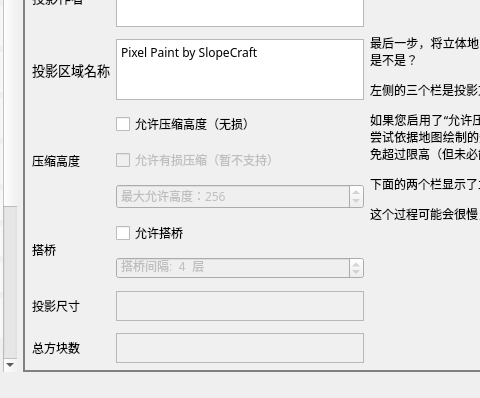
Old version of the form others/mainwindow.ui in the repository SlopeCraft/SlopeCraft; both pictures show x 131 to 611 and y 142 to 540 of the 960 by 540 pixel window.
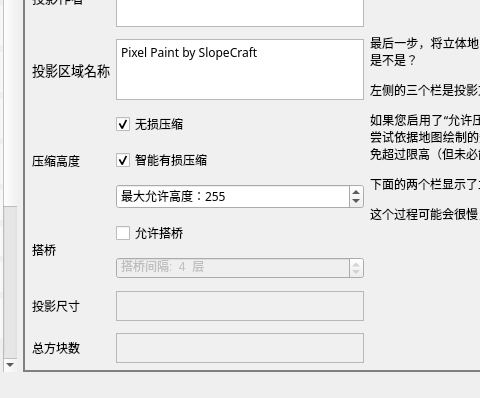
New version of the form. The open tabs and pages were chosen to show the change. Icons and pictures are not drawn.

Commit message: 实现有损压缩对应的ui

Diff of the .ui file:
```diff
--- a/others/mainwindow.ui
+++ b/others/mainwindow.ui
@@ -2345,7 +2345,7 @@
           <item row="6" column="1">
            <widget class="QCheckBox" name="AllowForcedOpti">
             <property name="enabled">
-             <bool>false</bool>
+             <bool>true</bool>
             </property>
             <property name="font">
              <font>
@@ -2353,7 +2353,10 @@
              </font>
             </property>
             <property name="text">
-             <string>允许有损压缩（暂不支持）</string>
+             <string>智能有损压缩</string>
+            </property>
+            <property name="checked">
+             <bool>true</bool>
             </property>
            </widget>
           </item>
@@ -2378,7 +2381,10 @@
              </font>
             </property>
             <property name="text">
-             <string>允许压缩高度（无损）</string>
+             <string>无损压缩</string>
+            </property>
+            <property name="checked">
+             <bool>true</bool>
             </property>
            </widget>
           </item>
@@ -2398,7 +2404,7 @@
           <item row="7" column="1">
            <widget class="QSpinBox" name="maxHeight">
             <property name="enabled">
-             <bool>false</bool>
+             <bool>true</bool>
             </property>
             <property name="font">
              <font>
@@ -2418,13 +2424,13 @@
              <string>最大允许高度：</string>
             </property>
             <property name="minimum">
-             <number>1</number>
+             <number>14</number>
             </property>
             <property name="maximum">
-             <number>32768</number>
+             <number>32767</number>
             </property>
             <property name="value">
-             <number>256</number>
+             <number>255</number>
             </property>
            </widget>
           </item>
```
Left out of the diff: 6 changed lines with no effect on the pictures. The commit also changes 2 other files.
